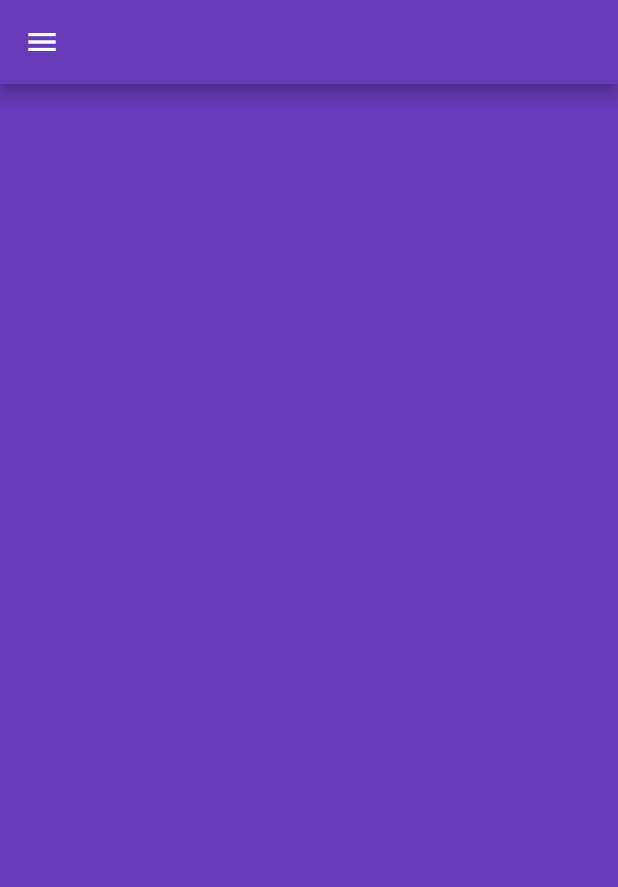
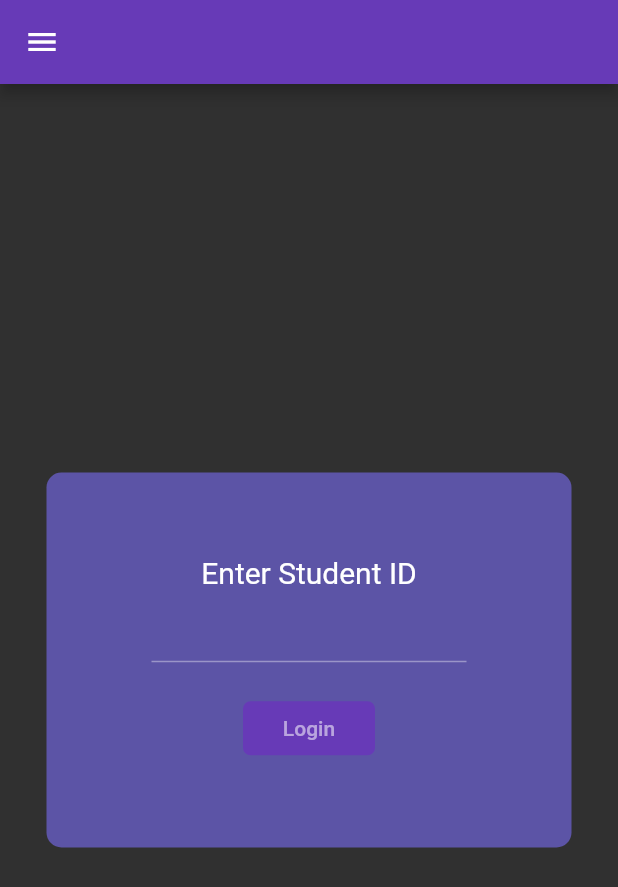
Before and after one commit to devinshende/sert_attendance, a Flutter app: the screen it shows after launch, after a tap on "Submit", on a phone screen of 412 x 824 dp. Shown: the top 887 px of the screen. Run offline on Flutter 3.47's test engine with Material 2 defaults, Android fonts, the phone set to English and light mode, and no system bars.

Commit message:
basic screen for login

```diff
--- a/lib/main.dart
+++ b/lib/main.dart
@@ -9,8 +9,10 @@ class SignUpApp extends StatelessWidget {
   Widget build(BuildContext context) {
     return MaterialApp(
       theme: ThemeData.dark().copyWith(
-          primaryColor: Colors.deepPurple,
-          accentColor: Colors.deepPurpleAccent),
+//        fontFamily: 'Roboto',
+        primaryColor: Colors.deepPurple,
+        accentColor: Colors.deepPurpleAccent,
+      ),
       routes: {
         '/': (context) => SignUpScreen(),
         '/attendance': (context) => AttendancePage(),
@@ -24,7 +26,11 @@ class SignUpScreen extends StatelessWidget {
   Widget build(BuildContext context) {
     return Scaffold(
       body: Center(
-        child: SizedBox(
+        child: Container(
+//          padding: EdgeInsets.all(10),
+          decoration: BoxDecoration(
+              borderRadius: BorderRadius.all(Radius.circular(10)),
+              color: Colors.black12),
           width: 400,
           child: SignUpForm(),
         ),
--- a/lib/screens/attendance.dart
+++ b/lib/screens/attendance.dart
@@ -7,8 +7,38 @@ class AttendancePage extends StatelessWidget {
     return Scaffold(
       appBar: AppBar(),
       drawer: Drawer(elevation: 20, child: LeaderBoard()),
-      body: Container(
-        color: Colors.deepPurple,
+      body: Center(
+        child: Container(
+          decoration: BoxDecoration(
+              color: Color(0xff5C54A6),
+              borderRadius: BorderRadius.all(Radius.circular(10))),
+          padding: EdgeInsets.symmetric(horizontal: 70),
+          height: 250,
+          width: 350,
+          child: Column(
+            mainAxisAlignment: MainAxisAlignment.center,
+            children: [
+              Text(
+                'Enter Student ID',
+                style: TextStyle(fontSize: 20),
+              ),
+              TextField(
+                textAlign: TextAlign.center,
+              ),
+              SizedBox(
+                height: 20,
+              ),
+              FlatButton(
+                onPressed: () {},
+                color: Colors.deepPurple,
+                textColor: Colors.white54,
+                child: Text('Login'),
+                shape: RoundedRectangleBorder(
+                    borderRadius: BorderRadius.all(Radius.circular(5))),
+              )
+            ],
+          ),
+        ),
       ),
     );
   }
```
Also changed, not shown: lib/widgets/leaderboard.dart (+7 -6 lines), lib/widgets/signupform.dart (+13 -0 lines), 1 other file.
